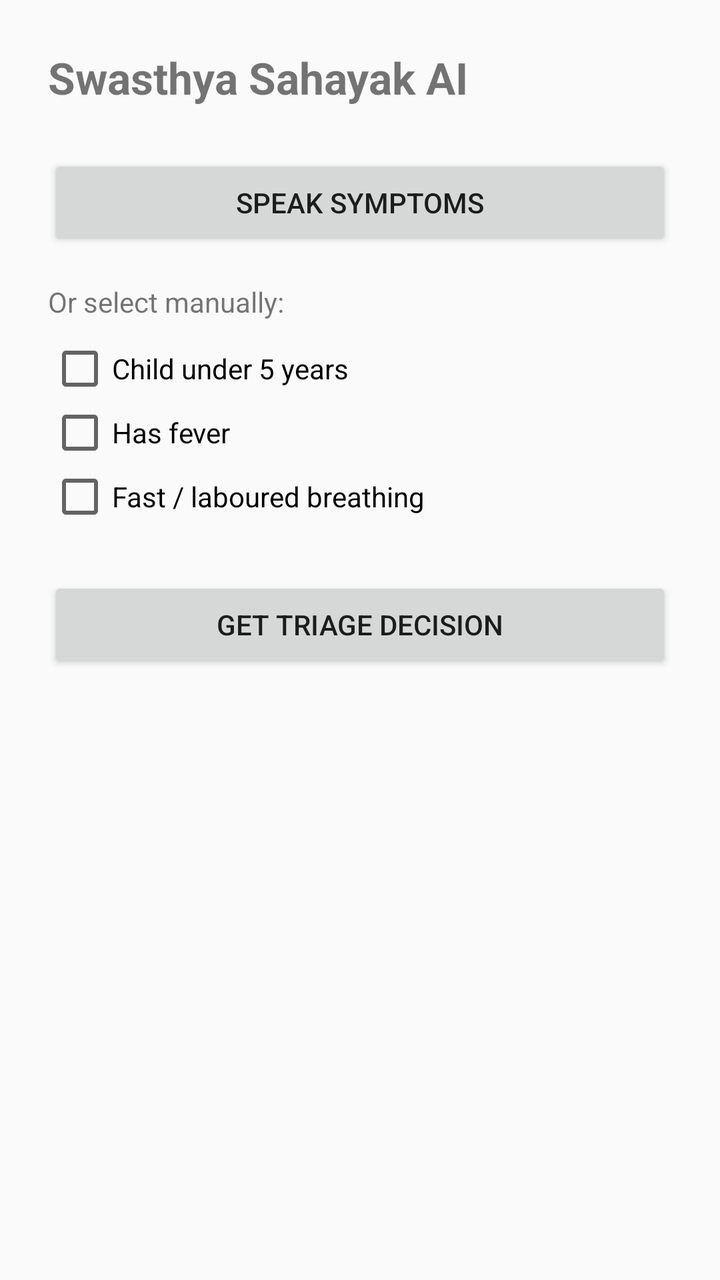
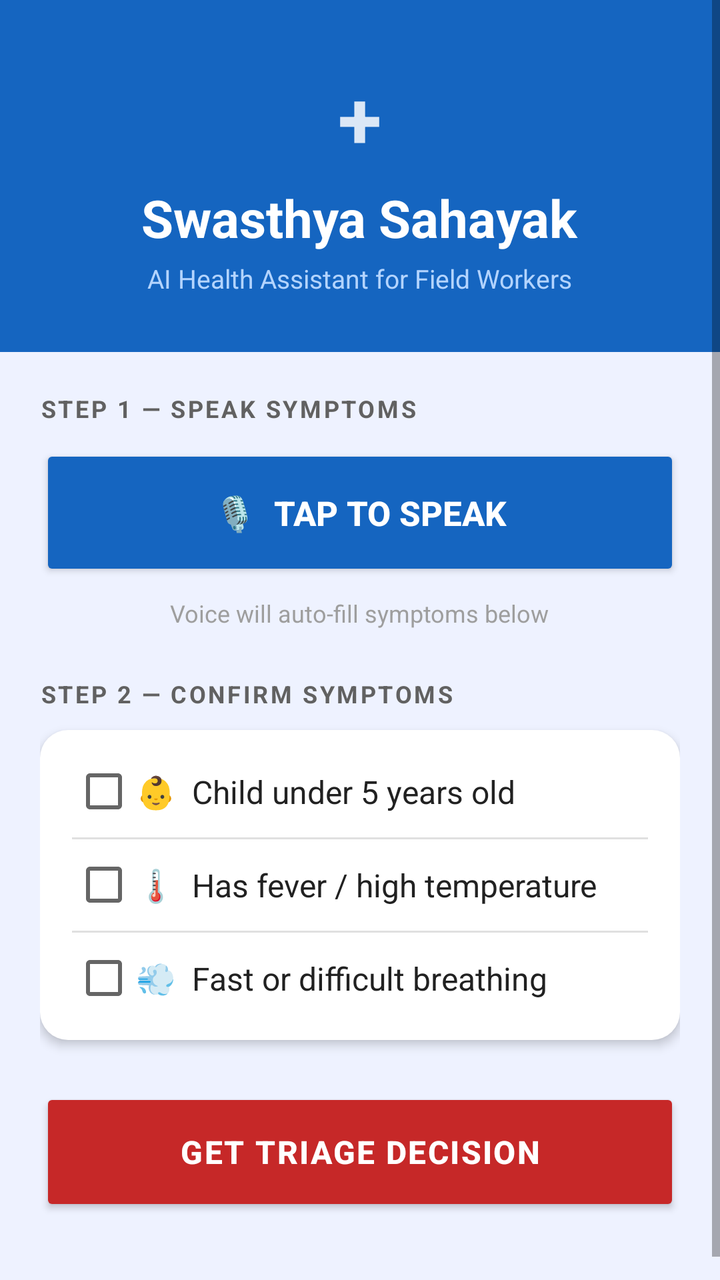

Compare the two renders of this Android layout. The source of the first and the diff that turns it into the second are given below.
<!-- AndroidManifest.xml: application theme Theme.SwasthyaSahayak -->
<!-- res/layout/activity_main.xml -->
<?xml version="1.0" encoding="utf-8"?>
<LinearLayout xmlns:android="http://schemas.android.com/apk/res/android"
    android:layout_width="match_parent"
    android:layout_height="match_parent"
    android:orientation="vertical"
    android:padding="24dp">

    <TextView
        android:text="Swasthya Sahayak AI"
        android:textSize="22sp"
        android:textStyle="bold"
        android:layout_width="wrap_content"
        android:layout_height="wrap_content"
        android:layout_marginBottom="24dp"/>

    <Button
        android:id="@+id/btnVoice"
        android:text="Speak Symptoms"
        android:layout_width="match_parent"
        android:layout_height="wrap_content"
        android:layout_marginBottom="16dp"/>

    <TextView
        android:text="Or select manually:"
        android:layout_width="wrap_content"
        android:layout_height="wrap_content"
        android:layout_marginBottom="8dp"/>

    <CheckBox
        android:id="@+id/cbAgeUnder5"
        android:text="Child under 5 years"
        android:layout_width="wrap_content"
        android:layout_height="wrap_content"/>

    <CheckBox
        android:id="@+id/cbFever"
        android:text="Has fever"
        android:layout_width="wrap_content"
        android:layout_height="wrap_content"/>

    <CheckBox
        android:id="@+id/cbFastBreathing"
        android:text="Fast / laboured breathing"
        android:layout_width="wrap_content"
        android:layout_height="wrap_content"
        android:layout_marginBottom="24dp"/>

    <Button
        android:id="@+id/btnEvaluate"
        android:text="Get Triage Decision"
        android:layout_width="match_parent"
        android:layout_height="wrap_content"
        android:layout_marginBottom="24dp"/>

    <TextView
        android:id="@+id/tvResult"
        android:text=""
        android:textSize="18sp"
        android:textStyle="bold"
        android:layout_width="wrap_content"
        android:layout_height="wrap_content"/>

</LinearLayout>
<!-- resources referenced by this layout -->
<resources>
  <style name="Theme.SwasthyaSahayak" parent="Theme.AppCompat.Light.DarkActionBar">
          <item name="colorPrimary">#1565C0</item>
          <item name="colorPrimaryDark">#0D47A1</item>
          <item name="colorAccent">#E53935</item>
      </style>
</resources>

<!-- the commit's change to res/layout/activity_main.xml (unified diff, before → after) -->
@@ -1,63 +1,236 @@
 <?xml version="1.0" encoding="utf-8"?>
-<LinearLayout xmlns:android="http://schemas.android.com/apk/res/android"
+<ScrollView xmlns:android="http://schemas.android.com/apk/res/android"
     android:layout_width="match_parent"
     android:layout_height="match_parent"
-    android:orientation="vertical"
-    android:padding="24dp">
-
-    <TextView
-        android:text="Swasthya Sahayak AI"
-        android:textSize="22sp"
-        android:textStyle="bold"
-        android:layout_width="wrap_content"
-        android:layout_height="wrap_content"
-        android:layout_marginBottom="24dp"/>
-
-    <Button
-        android:id="@+id/btnVoice"
-        android:text="Speak Symptoms"
+    android:background="@color/colorBackground"
+    android:fillViewport="true">
+
+    <LinearLayout
         android:layout_width="match_parent"
         android:layout_height="wrap_content"
-        android:layout_marginBottom="16dp"/>
-
-    <TextView
-        android:text="Or select manually:"
-        android:layout_width="wrap_content"
-        android:layout_height="wrap_content"
-        android:layout_marginBottom="8dp"/>
-
-    <CheckBox
-        android:id="@+id/cbAgeUnder5"
-        android:text="Child under 5 years"
-        android:layout_width="wrap_content"
-        android:layout_height="wrap_content"/>
-
-    <CheckBox
-        android:id="@+id/cbFever"
-        android:text="Has fever"
-        android:layout_width="wrap_content"
-        android:layout_height="wrap_content"/>
-
-    <CheckBox
-        android:id="@+id/cbFastBreathing"
-        android:text="Fast / laboured breathing"
-        android:layout_width="wrap_content"
-        android:layout_height="wrap_content"
-        android:layout_marginBottom="24dp"/>
-
-    <Button
-        android:id="@+id/btnEvaluate"
-        android:text="Get Triage Decision"
-        android:layout_width="match_parent"
-        android:layout_height="wrap_content"
-        android:layout_marginBottom="24dp"/>
-
-    <TextView
-        android:id="@+id/tvResult"
-        android:text=""
-        android:textSize="18sp"
-        android:textStyle="bold"
-        android:layout_width="wrap_content"
-        android:layout_height="wrap_content"/>
-
-</LinearLayout>
+        android:orientation="vertical">
+
+        
+        <LinearLayout
+            android:layout_width="match_parent"
+            android:layout_height="wrap_content"
+            android:background="@color/colorPrimary"
+            android:gravity="center"
+            android:orientation="vertical"
+            android:paddingTop="32dp"
+            android:paddingBottom="28dp"
+            android:paddingStart="20dp"
+            android:paddingEnd="20dp">
+
+            <TextView
+                android:layout_width="wrap_content"
+                android:layout_height="wrap_content"
+                android:text="+"
+                android:textColor="@color/colorWhite"
+                android:textSize="40sp"
+                android:textStyle="bold"
+                android:alpha="0.85"/>
+
+            <TextView
+                android:layout_width="wrap_content"
+                android:layout_height="wrap_content"
+                android:layout_marginTop="6dp"
+                android:text="Swasthya Sahayak"
+                android:textColor="@color/colorWhite"
+                android:textSize="26sp"
+                android:textStyle="bold"/>
+
+            <TextView
+                android:layout_width="wrap_content"
+                android:layout_height="wrap_content"
+                android:layout_marginTop="4dp"
+                android:text="AI Health Assistant for Field Workers"
+                android:textColor="#B3D4FF"
+                android:textSize="13sp"/>
+
+        </LinearLayout>
+
+        
+        <LinearLayout
+            android:layout_width="match_parent"
+            android:layout_height="wrap_content"
+            android:orientation="vertical"
+            android:padding="20dp">
+
+            
+            <TextView
+                android:layout_width="wrap_content"
+                android:layout_height="wrap_content"
+                android:layout_marginBottom="10dp"
+                android:text="STEP 1 — SPEAK SYMPTOMS"
+                android:textColor="@color/colorTextSecondary"
+                android:textSize="12sp"
+                android:textStyle="bold"
+                android:letterSpacing="0.1"/>
+
+            <Button
+                android:id="@+id/btnVoice"
+                android:layout_width="match_parent"
+                android:layout_height="68dp"
+                android:layout_marginBottom="8dp"
+                android:backgroundTint="@color/colorPrimary"
+                android:text="🎙  TAP TO SPEAK"
+                android:textColor="@color/colorWhite"
+                android:textSize="17sp"
+                android:textStyle="bold"/>
+
+            <TextView
+                android:layout_width="wrap_content"
+                android:layout_height="wrap_content"
+                android:layout_marginBottom="24dp"
+                android:text="Voice will auto-fill symptoms below"
+                android:textColor="@color/colorTextHint"
+                android:textSize="12sp"
+                android:gravity="center"
+                android:layout_gravity="center_horizontal"/>
+
+            
+            <TextView
+                android:layout_width="wrap_content"
+                android:layout_height="wrap_content"
+                android:layout_marginBottom="10dp"
+                android:text="STEP 2 — CONFIRM SYMPTOMS"
+                android:textColor="@color/colorTextSecondary"
+                android:textSize="12sp"
+                android:textStyle="bold"
+                android:letterSpacing="0.1"/>
+
+            
+            <LinearLayout
+                android:layout_width="match_parent"
+                android:layout_height="wrap_content"
+                android:layout_marginBottom="24dp"
+                android:background="@drawable/bg_card"
+                android:elevation="3dp"
+                android:orientation="vertical"
+                android:paddingStart="16dp"
+                android:paddingEnd="16dp"
+                android:paddingTop="8dp"
+                android:paddingBottom="8dp">
+
+                <CheckBox
+                    android:id="@+id/cbAgeUnder5"
+                    android:layout_width="match_parent"
+                    android:layout_height="wrap_content"
+                    android:paddingTop="12dp"
+                    android:paddingBottom="12dp"
+                    android:text="👶  Child under 5 years old"
+                    android:textColor="@color/colorTextPrimary"
+                    android:textSize="16sp"/>
+
+                <View
+                    android:layout_width="match_parent"
+                    android:layout_height="1dp"
+                    android:background="@color/colorDivider"/>
+
+                <CheckBox
+                    android:id="@+id/cbFever"
+                    android:layout_width="match_parent"
+                    android:layout_height="wrap_content"
+                    android:paddingTop="12dp"
+                    android:paddingBottom="12dp"
+                    android:text="🌡️  Has fever / high temperature"
+                    android:textColor="@color/colorTextPrimary"
+                    android:textSize="16sp"/>
+
+                <View
+                    android:layout_width="match_parent"
+                    android:layout_height="1dp"
+                    android:background="@color/colorDivider"/>
+
+                <CheckBox
+                    android:id="@+id/cbFastBreathing"
+                    android:layout_width="match_parent"
+                    android:layout_height="wrap_content"
+                    android:paddingTop="12dp"
+                    android:paddingBottom="12dp"
+                    android:text="💨  Fast or difficult breathing"
+                    android:textColor="@color/colorTextPrimary"
+                    android:textSize="16sp"/>
+
+            </LinearLayout>
+
+            
+            <Button
+                android:id="@+id/btnEvaluate"
+                android:layout_width="match_parent"
+                android:layout_height="64dp"
+                android:layout_marginBottom="24dp"
+                android:backgroundTint="#C62828"
+                android:text="GET TRIAGE DECISION"
+                android:textColor="@color/colorWhite"
+                android:textSize="16sp"
+                android:textStyle="bold"
+                android:letterSpacing="0.05"/>
+
+            
+            <LinearLayout
+                android:id="@+id/cardResult"
+                android:layout_width="match_parent"
+                android:layout_height="wrap_content"
+                android:layout_marginBottom="16dp"
+                android:background="@drawable/bg_card"
+                android:elevation="4dp"
+                android:orientation="vertical"
+                android:padding="20dp"
+                android:visibility="gone">
+
+                <TextView
+                    android:layout_width="wrap_content"
+                    android:layout_height="wrap_content"
+                    android:layout_marginBottom="6dp"
+                    android:text="TRIAGE RESULT"
+                    android:textColor="@color/colorWhite"
+                    android:textSize="11sp"
+                    android:textStyle="bold"
+                    android:letterSpacing="0.15"/>
+
+                <TextView
+                    android:id="@+id/tvTriageLevel"
+                    android:layout_width="wrap_content"
+                    android:layout_height="wrap_content"
+                    android:layout_marginBottom="10dp"
+                    android:textColor="@color/colorWhite"
+                    android:textSize="26sp"
+                    android:textStyle="bold"/>
+
+                <View
+                    android:layout_width="match_parent"
+                    android:layout_height="1dp"
+                    android:background="#33FFFFFF"
+                    android:layout_marginBottom="10dp"/>
+
+                <TextView
+                    android:id="@+id/tvResult"
+                    android:layout_width="match_parent"
+                    android:layout_height="wrap_content"
+                    android:alpha="0.92"
+                    android:textColor="@color/colorWhite"
+                    android:textSize="15sp"
+                    android:lineSpacingExtra="4dp"/>
+
+            </LinearLayout>
+
+            
+            <Button
+                android:id="@+id/btnNewPatient"
+                android:layout_width="match_parent"
+                android:layout_height="52dp"
+                android:layout_marginBottom="32dp"
+                android:backgroundTint="@color/colorSurface"
+                android:text="NEW PATIENT / CLEAR"
+                android:textColor="@color/colorPrimary"
+                android:textSize="14sp"
+                android:textStyle="bold"
+                android:visibility="gone"/>
+
+        </LinearLayout>
+
+    </LinearLayout>
+
+</ScrollView>
<!-- resource entries referenced after the edit -->
@@ -1,9 +1,27 @@
 <!-- resources referenced by this layout -->
 <resources>
-  <style name="Theme.SwasthyaSahayak" parent="Theme.AppCompat.Light.DarkActionBar">
-          <item name="colorPrimary">#1565C0</item>
-          <item name="colorPrimaryDark">#0D47A1</item>
-          <item name="colorAccent">#E53935</item>
+  <color name="colorBackground">#EEF2FF</color>
+  <color name="colorDivider">#E0E0E0</color>
+  <color name="colorPrimary">#1565C0</color>
+  <color name="colorSurface">#FFFFFF</color>
+  <color name="colorTextHint">#9E9E9E</color>
+  <color name="colorTextPrimary">#212121</color>
+  <color name="colorTextSecondary">#616161</color>
+  <color name="colorWhite">#FFFFFF</color>
+  <!-- drawable bg_card (drawable) -->
+  <?xml version="1.0" encoding="utf-8"?>
+  <shape xmlns:android="http://schemas.android.com/apk/res/android"
+      android:shape="rectangle">
+      <solid android:color="@color/colorSurface"/>
+      <corners android:radius="14dp"/>
+  </shape>
+  <style name="Theme.SwasthyaSahayak" parent="Theme.AppCompat.Light.NoActionBar">
+          <item name="colorPrimary">@color/colorPrimary</item>
+          <item name="colorPrimaryDark">@color/colorPrimaryDark</item>
+          <item name="colorAccent">@color/colorAccent</item>
+          <item name="android:windowBackground">@color/colorBackground</item>
       </style>
+  <color name="colorPrimaryDark">#0D47A1</color>
+  <color name="colorAccent">#1976D2</color>
 </resources>
 
